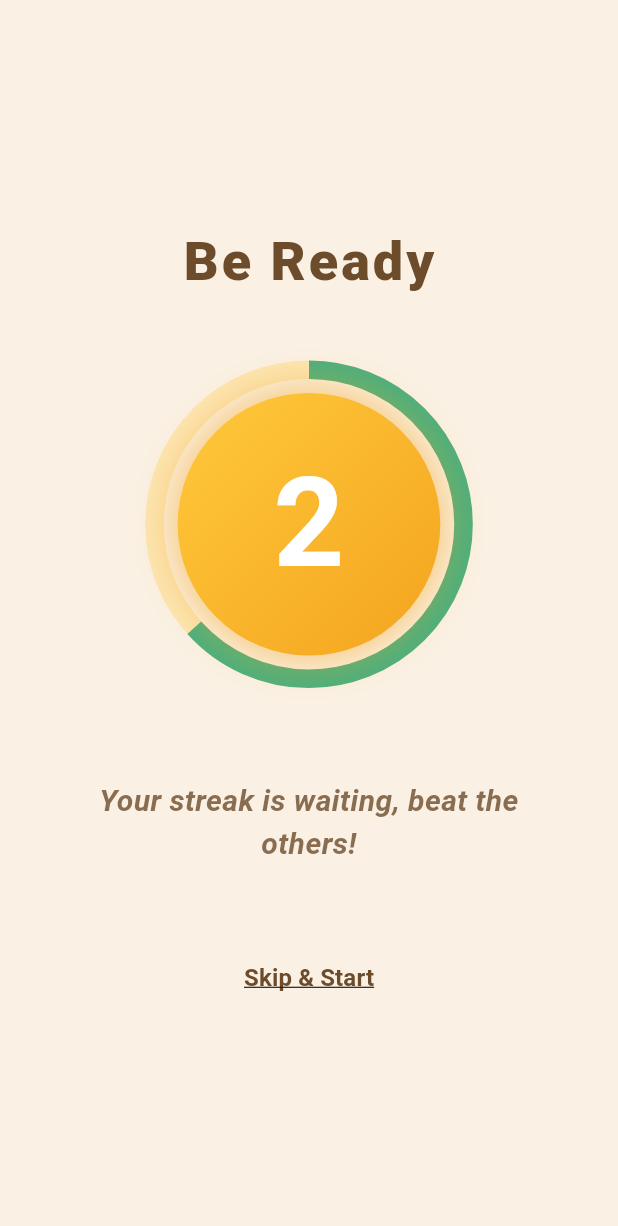
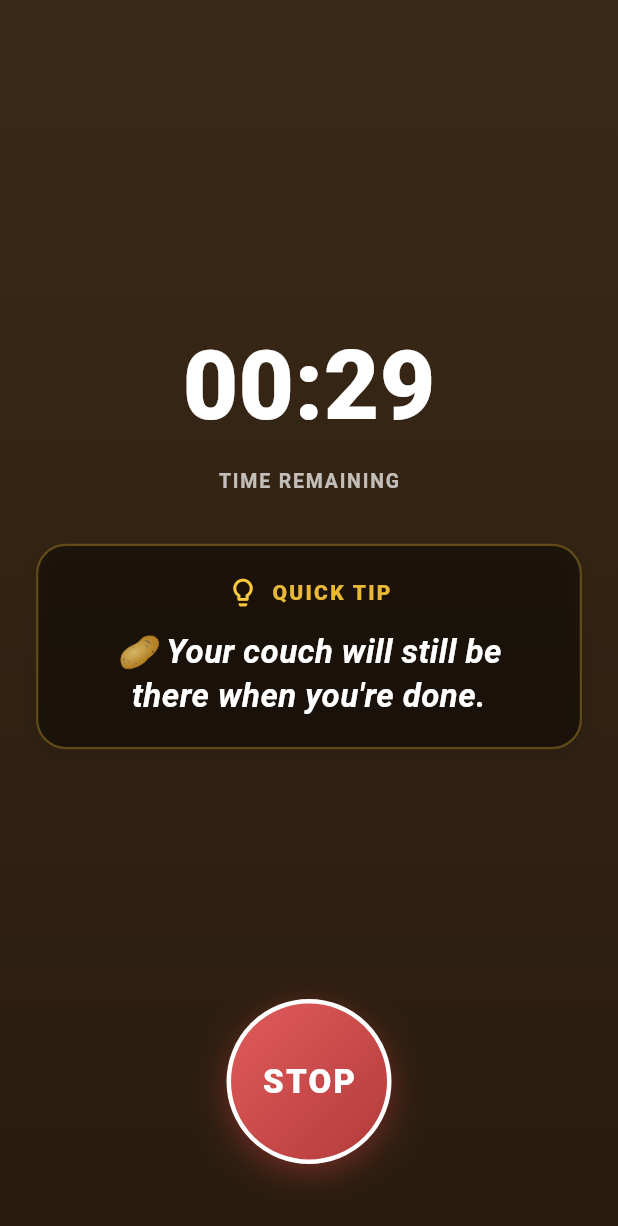
Before and after one commit to Eranda724/od1, a Flutter app: the ExerciseStartScreen screen opened directly with empty values, after a tap on an icon or button, on a phone screen of 412 x 824 dp. Shown: the top 1226 px of the screen. Run offline on Flutter 3.47's test engine with Material 3 defaults, Android fonts, the phone set to English and light mode, and no system bars; our stand-ins replace cloud_firestore, firebase_auth, firebase_core, shared_preferences, video_player; accounts and stored records are empty; generated files the repository leaves out were written again; network calls fail.

Commit message:
Refactor ExerciseStartScreen to remove CountdownScreen dependency and implement countdown logic directly, introducing ActiveSessionScreen for post-countdown session management

```diff
--- a/lib/screens/countdown_screen.dart
+++ /dev/null
@@ -1,232 +0,0 @@
-import 'dart:async';
-import 'dart:math';
-import 'package:flutter/material.dart';
-import 'package:firebase_auth/firebase_auth.dart';
-import 'exercise_screen.dart';
-import '../app_settings.dart';
-
-class CountdownScreen extends StatefulWidget {
-  final int readyTimeSeconds;
-
-  const CountdownScreen({
-    super.key,
-    required this.readyTimeSeconds,
-  });
-
-  @override
-  State<CountdownScreen> createState() => _CountdownScreenState();
-}
-
-class _CountdownScreenState extends State<CountdownScreen> with TickerProviderStateMixin {
-  late int _countdown;
-  Timer? _timer;
-  late AnimationController _pulseController;
-  late AnimationController _progressController;
-
-  final List<String> _motivations = [
-    "Your streak is waiting, beat the others!",
-    "Get ready to crush your goals!",
-    "Breathe in. Focus. Let's go!",
-    "Push yourself, because no one else will.",
-    "The hardest part is starting. You got this!",
-  ];
-  late String _currentMotivation;
-
-  @override
-  void initState() {
-    super.initState();
-    _countdown = widget.readyTimeSeconds;
-    _currentMotivation = _motivations[Random().nextInt(_motivations.length)];
-
-    _pulseController = AnimationController(
-      vsync: this,
-      duration: const Duration(milliseconds: 500),
-    )..addStatusListener((status) {
-        if (status == AnimationStatus.completed) {
-          _pulseController.reverse();
-        }
-      });
-
-    _progressController = AnimationController(
-      vsync: this,
-      duration: Duration(seconds: widget.readyTimeSeconds),
-    )..forward();
-
-    _startTimer();
-    _pulseController.forward();
-  }
-
-  void _startTimer() {
-    _timer = Timer.periodic(const Duration(seconds: 1), (timer) {
-      if (_countdown > 1) {
-        setState(() {
-          _countdown--;
-          // Randomly change motivation every 3 seconds to keep it dynamic
-          if (_countdown % 3 == 0) {
-            _currentMotivation = _motivations[Random().nextInt(_motivations.length)];
-          }
-        });
-        _pulseController.forward(from: 0);
-      } else {
-        timer.cancel();
-        _progressController.stop();
-        _navigateToNext();
-      }
-    });
-  }
-
-  void _navigateToNext() {
-    Navigator.of(context).pushReplacement(
-      MaterialPageRoute(
-        builder: (_) => ExerciseScreen(user: FirebaseAuth.instance.currentUser),
-      ),
-    );
-  }
-
-  @override
-  void dispose() {
-    _timer?.cancel();
-    _pulseController.dispose();
-    _progressController.dispose();
-    super.dispose();
-  }
-
-  @override
-  Widget build(BuildContext context) {
-    return Scaffold(
-      backgroundColor: PCColors.background,
-      body: SafeArea(
-        child: Column(
-          mainAxisAlignment: MainAxisAlignment.center,
-          children: [
-            // Part 1: Be Ready
-            const Text(
-              "Be Ready",
-              style: TextStyle(
-                fontSize: 36,
-                fontWeight: FontWeight.w900,
-                color: PCColors.brown,
-                letterSpacing: 2,
-              ),
-            ),
-            const SizedBox(height: 50),
-
-            // Part 2: Circle Area
-            Center(
-              child: AnimatedBuilder(
-                animation: _pulseController,
-                builder: (context, child) {
-                  final scale = 1.0 + (_pulseController.value * 0.15);
-                  return Transform.scale(
-                    scale: scale,
-                    child: Stack(
-                      alignment: Alignment.center,
-                      children: [
-                        // Background progress circle
-                        SizedBox(
-                          width: 200,
-                          height: 200,
-                          child: AnimatedBuilder(
-                            animation: _progressController,
-                            builder: (context, child) {
-                              return CircularProgressIndicator(
-                                value: 1.0 - _progressController.value,
-                                strokeWidth: 12,
-                                backgroundColor: PCColors.yellow.withValues(alpha: 0.3),
-                                valueColor: const AlwaysStoppedAnimation<Color>(PCColors.green),
-                              );
-                            },
-                          ),
-                        ),
-                        // Inner circle decoration
-                        Container(
-                          width: 170,
-                          height: 170,
-                          decoration: BoxDecoration(
-                            shape: BoxShape.circle,
-                            gradient: const LinearGradient(
-                              colors: [PCColors.yellow, PCColors.yellowDark],
-                              begin: Alignment.topLeft,
-                              end: Alignment.bottomRight,
-                            ),
-                            boxShadow: [
-                              BoxShadow(
-                                color: PCColors.yellowDark.withValues(alpha: 0.5),
-                                blurRadius: 20,
-                                spreadRadius: 5,
-                              ),
-                            ],
-                          ),
-                        ),
-                        // Number
-                        Text(
-                          '$_countdown',
-                          style: const TextStyle(
-                            fontSize: 80,
-                            fontWeight: FontWeight.bold,
-                            color: Colors.white,
-                            height: 1,
-                          ),
-                        ),
-                      ],
-                    ),
-                  );
-                },
-              ),
-            ),
-            const SizedBox(height: 70),
-
-            // Part 3: Motivational sentence
-            Padding(
-              padding: const EdgeInsets.symmetric(horizontal: 40),
-              child: AnimatedSwitcher(
-                duration: const Duration(milliseconds: 500),
-                transitionBuilder: (Widget child, Animation<double> animation) {
-                  return FadeTransition(
-                    opacity: animation,
-                    child: SlideTransition(
-                      position: Tween<Offset>(
-                        begin: const Offset(0.0, 0.2),
-                        end: Offset.zero,
-                      ).animate(animation),
-                      child: child,
-                    ),
-                  );
-                },
-                child: Text(
-                  _currentMotivation,
-                  key: ValueKey<String>(_currentMotivation),
-                  textAlign: TextAlign.center,
-                  style: TextStyle(
-                    fontSize: 20,
-                    fontWeight: FontWeight.w600,
-                    color: PCColors.brown.withValues(alpha: 0.8),
-                    fontStyle: FontStyle.italic,
-                  ),
-                ),
-              ),
-            ),
-
-            // Allow user to skip
-            const SizedBox(height: 50),
-            TextButton(
-              onPressed: () {
-                _timer?.cancel();
-                _navigateToNext();
-              },
-              child: const Text(
-                "Skip & Start",
-                style: TextStyle(
-                  fontSize: 16,
-                  color: PCColors.brown,
-                  fontWeight: FontWeight.bold,
-                  decoration: TextDecoration.underline,
-                ),
-              ),
-            ),
-          ],
-        ),
-      ),
-    );
-  }
-}
--- a/lib/screens/exercise_start_screen.dart
+++ b/lib/screens/exercise_start_screen.dart
@@ -5,9 +5,7 @@ import 'package:shared_preferences/shared_preferences.dart';
 import 'package:video_player/video_player.dart';
 import '../app_settings.dart';
 import '../models/exercise_item.dart';
-import 'countdown_screen.dart';
-import 'package:firebase_auth/firebase_auth.dart';
-import 'exercise_screen.dart';
+import 'session_screen.dart';
 
 // ─────────────────────────────────────────────────────────────────────────────
 // Shared sizing tokens (no color changes — just reusing PCColors consistently)
@@ -74,11 +72,14 @@ class _ExerciseStartScreenState extends State<ExerciseStartScreen> {
   Timer? _slideshowTimer;
 
   // ── Ready Time ─────────────────────────────────────────────────────────────
-  bool _wantsReadyTime = true;
+  bool _wantsReadyTime = false;
   int _readyTimeSeconds = 3;
   final GlobalKey _timerKey = GlobalKey();
 
   // ── 3-2-1 countdown ────────────────────────────────────────────────────────
+  bool _isCountingDown = false;
+  int _currentCount = 0;
+  Timer? _countdownTimer;
   // Logic moved to countdown_screen.dart
 
   @override
@@ -192,6 +193,7 @@ class _ExerciseStartScreenState extends State<ExerciseStartScreen> {
   @override
   void dispose() {
     _slideshowTimer?.cancel();
+    _countdownTimer?.cancel();
     for (final ctrl in _videoControllers.values) {
       ctrl.dispose();
     }
@@ -200,23 +202,52 @@ class _ExerciseStartScreenState extends State<ExerciseStartScreen> {
 
   // ── Countdown ──────────────────────────────────────────────────────────────
   void _startCountdown() {
+    if (_isCountingDown) return; // already counting
+
     _slideshowTimer?.cancel();
     for (final ctrl in _videoControllers.values) {
       ctrl.pause();
     }
 
-    if (_wantsReadyTime) {
+    String? bgUrl;
+    try {
+      bgUrl = widget.mediaItems.firstWhere((m) => !m.isVideo).url;
+    } catch (_) {}
+
+    void navigate() {
       Navigator.of(context).pushReplacement(
         MaterialPageRoute(
-          builder: (_) => CountdownScreen(readyTimeSeconds: _readyTimeSeconds),
+          builder: (_) => ActiveSessionScreen(
+            exerciseId: widget.exerciseId,
+            exerciseName: widget.exerciseName,
+            backgroundImageUrl: bgUrl,
+            unit: widget.unit,
+            challengeSeconds: widget.defaultTimer,
+          ),
         ),
       );
+    }
+
+    if (_wantsReadyTime && _readyTimeSeconds > 0) {
+      setState(() {
+        _isCountingDown = true;
+        _currentCount = _readyTimeSeconds;
+      });
+      _countdownTimer = Timer.periodic(const Duration(seconds: 1), (timer) {
+        if (!mounted) {
+          timer.cancel();
+          return;
+        }
+        setState(() {
+          _currentCount--;
+        });
+        if (_currentCount <= 0) {
+          timer.cancel();
+          navigate();
+        }
+      });
     } else {
-      Navigator.of(context).pushReplacement(
-        MaterialPageRoute(
-          builder: (_) => ExerciseScreen(user: FirebaseAuth.instance.currentUser),
-        ),
-      );
+      navigate();
     }
   }
 
@@ -527,7 +558,7 @@ class _ExerciseStartScreenState extends State<ExerciseStartScreen> {
             }
           },
         ),
-        const Text('Ready Time', style: TextStyle(
+        Text('Ready time(${_readyTimeSeconds}s)', style: const TextStyle(
             fontWeight: FontWeight.w800, color: PCColors.brownDark, fontSize: 13)),
         const SizedBox(width: 8),
         // Dropdown — same subtle border style as rep/timer boxes
@@ -684,12 +715,26 @@ class _ExerciseStartScreenState extends State<ExerciseStartScreen> {
                           border: Border.all(color: Colors.white, width: 3),
                         ),
                         alignment: Alignment.center,
-                        child: const Text(
+                        child: AnimatedSwitcher(
+                          duration: const Duration(milliseconds: 300),
+                          transitionBuilder: (child, animation) => ScaleTransition(scale: animation, child: child),
+                          child: _isCountingDown
+                              ? Text(
+                                  '$_currentCount',
+                                  key: const ValueKey('count'),
+                                  style: const TextStyle(
+                                    fontSize: 60, fontWeight: FontWeight.w900,
+                                    color: Colors.white, height: 1.1,
+                                  ),
+                                )
+                              : const Text(
                                   'START\nNOW',
+                                  key: ValueKey('start'),
                                   textAlign: TextAlign.center,
                                   style: TextStyle(
                                     fontSize: 26, fontWeight: FontWeight.w900,
                                     color: Colors.white, letterSpacing: 1,
+                                  ),
                                 ),
                         ),
                       ),
--- /dev/null
+++ b/lib/screens/session_screen.dart
@@ -0,0 +1,280 @@
+import 'dart:async';
+import 'package:flutter/material.dart';
+import '../app_settings.dart';
+// import 'rep_entry_screen.dart'; // ← point this at your actual rep entry screen
+
+/// Shown after the 3-2-1 countdown finishes. The user is "in session":
+/// a stopwatch runs, tips rotate, and Stop ends the session and moves
+/// to rep entry.
+class ActiveSessionScreen extends StatefulWidget {
+  final String exerciseId;
+  final String exerciseName;
+  final String? backgroundImageUrl;
+  final String unit; // e.g. "reps", "seconds"
+  final int challengeSeconds;
+
+  const ActiveSessionScreen({
+    super.key,
+    required this.exerciseId,
+    required this.exerciseName,
+    this.backgroundImageUrl,
+    this.unit = 'reps',
+    required this.challengeSeconds,
+  });
+
+  @override
+  State<ActiveSessionScreen> createState() => _ActiveSessionScreenState();
+}
+
+class _ActiveSessionScreenState extends State<ActiveSessionScreen> {
+  // ── Countdown Timer ──────────────────────────────────────────────────────
+  Timer? _tickTimer;
+  late int _remainingSeconds;
+
+  // ── Rotating tips ────────────────────────────────────────────────────────
+  // Swap this list for your real "during-session" message bank later —
+  // same rotation mechanism, just a different content source.
+  static const List<String> _tips = [
+    "🥔 Your couch will still be there when you're done.",
+    "💪 60 seconds. Less than a TikTok scroll.",
+    "🔥 Future you is already proud of this one.",
+    "😅 No one's watching. Except your streak.",
+    "🥔 Small reps, big habit.",
+    "💪 You showed up. That's the hard part.",
+    "🔥 Consistency beats intensity. Keep going.",
+  ];
+  int _tipIndex = 0;
+  Timer? _tipTimer;
+
+  @override
+  void initState() {
+    super.initState();
+    _startSession();
+  }
+
+  void _startSession() {
+    _remainingSeconds = widget.challengeSeconds;
+
+    // Update displayed remaining time every second.
+    _tickTimer = Timer.periodic(const Duration(seconds: 1), (timer) {
+      if (_remainingSeconds > 0) {
+        setState(() => _remainingSeconds--);
+      } else {
+        _stopSession();
+      }
+    });
+
+    // Rotate tips every 5 seconds.
+    _tipTimer = Timer.periodic(const Duration(seconds: 5), (_) {
+      setState(() => _tipIndex = (_tipIndex + 1) % _tips.length);
+    });
+  }
+
+  void _stopSession() {
+    _tickTimer?.cancel();
+    _tipTimer?.cancel();
+
+    final secondsCompleted = widget.challengeSeconds - _remainingSeconds;
+
+    // TODO: replace with your actual rep-entry screen/route.
+    // Navigator.of(context).pushReplacement(
+    //   MaterialPageRoute(
+    //     builder: (_) => RepEntryScreen(
+    //       exerciseId: widget.exerciseId,
+    //       exerciseName: widget.exerciseName,
+    //       secondsElapsed: secondsCompleted,
+    //       unit: widget.unit,
+    //     ),
+    //   ),
+    // );
+
+    // Placeholder so this file compiles stand-alone — remove once wired up.
+    Navigator.of(context).pop(secondsCompleted);
+  }
+
+  @override
+  void dispose() {
+    _tickTimer?.cancel();
+    _tipTimer?.cancel();
+    super.dispose();
+  }
+
+  String _formatRemaining(int totalSeconds) {
+    final m = (totalSeconds ~/ 60).toString().padLeft(2, '0');
+    final s = (totalSeconds % 60).toString().padLeft(2, '0');
+    return '$m:$s';
+  }
+
+  @override
+  Widget build(BuildContext context) {
+    return Scaffold(
+      backgroundColor: PCColors.brownDark,
+      body: Stack(
+        fit: StackFit.expand,
+        children: [
+          // ── Background image ──────────────────────────────────────────
+          if (widget.backgroundImageUrl != null)
+            Image.network(
+              widget.backgroundImageUrl!,
+              fit: BoxFit.cover,
+              errorBuilder: (context, error, stackTrace) => Container(color: PCColors.brownDark),
+            )
+          else
+            Container(
+              decoration: const BoxDecoration(
+                gradient: LinearGradient(
+                  begin: Alignment.topCenter,
+                  end: Alignment.bottomCenter,
+                  colors: [PCColors.brown, PCColors.brownDark],
+                ),
+              ),
+            ),
+
+          // ── Dark scrim for text legibility ────────────────────────────
+          Container(color: Colors.black.withValues(alpha: 0.45)),
+
+          // ── Foreground content ────────────────────────────────────────
+          SafeArea(
+            child: Column(
+              children: [
+                // Exercise name
+                Padding(
+                  padding: const EdgeInsets.only(top: 16),
+                  child: Text(
+                    widget.exerciseName.toUpperCase(),
+                    style: const TextStyle(
+                      color: Colors.white,
+                      fontSize: 20,
+                      fontWeight: FontWeight.w900,
+                      letterSpacing: 1.5,
+                    ),
+                  ),
+                ),
+
+                const Spacer(),
+
+                // Big remaining timer
+                Text(
+                  _formatRemaining(_remainingSeconds),
+                  style: const TextStyle(
+                    color: Colors.white,
+                    fontSize: 64,
+                    fontWeight: FontWeight.w900,
+                  ),
+                ),
+                const SizedBox(height: 8),
+                Text(
+                  'TIME REMAINING',
+                  style: TextStyle(
+                    color: Colors.white.withValues(alpha: 0.7),
+                    fontSize: 13,
+                    fontWeight: FontWeight.w700,
+                    letterSpacing: 1.2,
+                  ),
+                ),
+
+                const SizedBox(height: 32),
+
+                // Rotating tip — styled as a prominent tip card
+                Padding(
+                  padding: const EdgeInsets.symmetric(horizontal: 24),
+                  child: Container(
+                    padding: const EdgeInsets.symmetric(horizontal: 24, vertical: 20),
+                    decoration: BoxDecoration(
+                      color: Colors.black.withValues(alpha: 0.4),
+                      borderRadius: BorderRadius.circular(20),
+                      border: Border.all(color: PCColors.yellow.withValues(alpha: 0.3), width: 1.5),
+                      boxShadow: const [
+                        BoxShadow(color: Colors.black12, blurRadius: 10, offset: Offset(0, 4))
+                      ],
+                    ),
+                    child: Column(
+                      mainAxisSize: MainAxisSize.min,
+                      children: [
+                        Row(
+                          mainAxisSize: MainAxisSize.min,
+                          mainAxisAlignment: MainAxisAlignment.center,
+                          children: [
+                            const Icon(Icons.lightbulb_outline_rounded, color: PCColors.yellow, size: 22),
+                            const SizedBox(width: 8),
+                            Text('QUICK TIP', style: TextStyle(
+                              color: PCColors.yellow.withValues(alpha: 0.9),
+                              fontWeight: FontWeight.w800,
+                              letterSpacing: 1.5,
+                              fontSize: 14,
+                            )),
+                          ],
+                        ),
+                        const SizedBox(height: 14),
+                        AnimatedSwitcher(
+                          duration: const Duration(milliseconds: 500),
+                          transitionBuilder: (child, animation) => FadeTransition(opacity: animation, child: child),
+                          child: Text(
+                            _tips[_tipIndex],
+                            key: ValueKey(_tipIndex),
+                            textAlign: TextAlign.center,
+                            style: const TextStyle(
+                              color: Colors.white,
+                              fontSize: 22,
+                              fontWeight: FontWeight.w600,
+                              fontStyle: FontStyle.italic,
+                              height: 1.3,
+                            ),
+                          ),
+                        ),
+                      ],
+                    ),
+                  ),
+                ),
+
+                const Spacer(),
+
+                // Stop button
+                Padding(
+                  padding: const EdgeInsets.only(bottom: 48),
+                  child: InkWell(
+                    onTap: _stopSession,
+                    customBorder: const CircleBorder(),
+                    child: Container(
+                      width: 110,
+                      height: 110,
+                      decoration: BoxDecoration(
+                        shape: BoxShape.circle,
+                        // Only non-PCColors color in this file — a clear
+                        // "stop" red. Swap for PCColors.brown if you want
+                        // to stay strictly on-palette.
+                        gradient: const LinearGradient(
+                          colors: [Color(0xFFE25C5C), Color(0xFFB23A3A)],
+                          begin: Alignment.topLeft,
+                          end: Alignment.bottomRight,
+                        ),
+                        border: Border.all(color: Colors.white, width: 3),
+                        boxShadow: [
+                          BoxShadow(
+                            color: const Color(0xFFB23A3A).withValues(alpha: 0.5),
+                            blurRadius: 18,
+                            offset: const Offset(0, 6),
+                          ),
+                        ],
+                      ),
+                      alignment: Alignment.center,
+                      child: const Text(
+                        'STOP',
+                        style: TextStyle(
+                          color: Colors.white,
+                          fontSize: 22,
+                          fontWeight: FontWeight.w900,
+                          letterSpacing: 1.5,
+                        ),
+                      ),
+                    ),
+                  ),
+                ),
+              ],
+            ),
+          ),
+        ],
+      ),
+    );
+  }
+}
```
Lines whose indentation alone changed are shown as unchanged.
